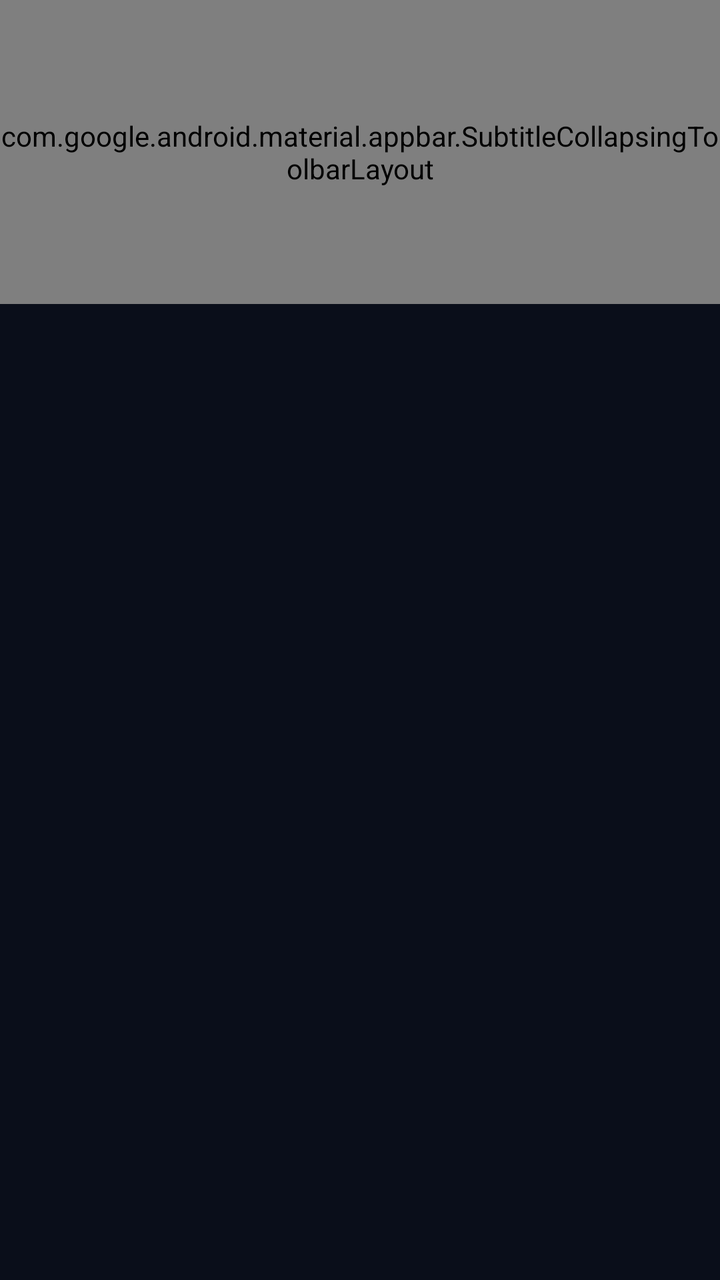
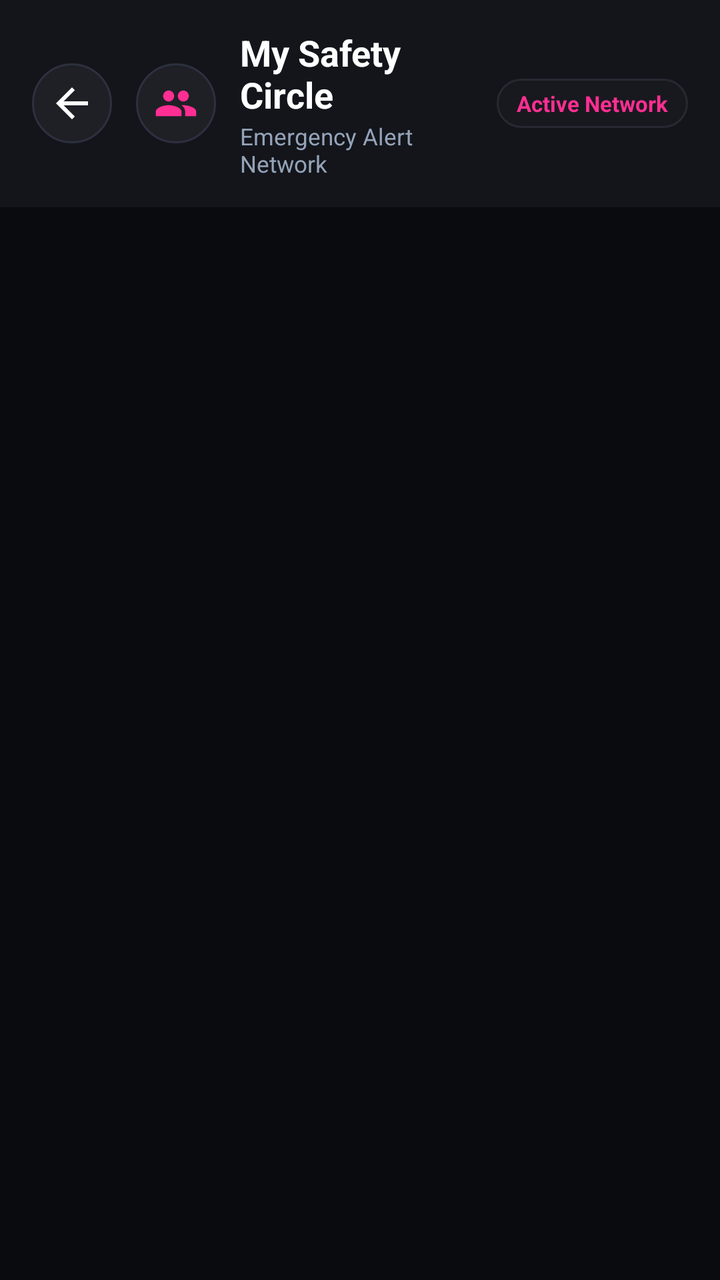

Two renders of the same Android screen: before a commit and after it. Below are the layout's source before the change and the commit's diff.
<!-- AndroidManifest.xml: application theme Theme.SheGuard -->
<!-- res/layout/fragment_contacts.xml -->
<?xml version="1.0" encoding="utf-8"?>
<androidx.coordinatorlayout.widget.CoordinatorLayout xmlns:android="http://schemas.android.com/apk/res/android"
    xmlns:app="http://schemas.android.com/apk/res-auto"
    xmlns:tools="http://schemas.android.com/tools"
    android:layout_width="match_parent"
    android:layout_height="match_parent"
    android:background="#0A0E1A"
    android:clipChildren="false"
    android:fitsSystemWindows="true"
    tools:context=".ui.fragment.ContactsFragment">

    <androidx.core.widget.NestedScrollView
        android:layout_width="match_parent"
        android:layout_height="match_parent"
        android:fillViewport="true"
        app:layout_behavior="com.google.android.material.appbar.AppBarLayout$ScrollingViewBehavior">

        <LinearLayout
            android:layout_width="match_parent"
            android:layout_height="wrap_content"
            android:orientation="vertical">

            <androidx.recyclerview.widget.RecyclerView
                android:id="@+id/recyclerView"
                android:layout_width="match_parent"
                android:layout_height="wrap_content"
                android:nestedScrollingEnabled="false"
                android:clipToPadding="false" />

            
            <LinearLayout
                android:id="@+id/tv_empty_list"
                android:layout_width="match_parent"
                android:layout_height="wrap_content"
                android:layout_marginTop="8dp"
                android:layout_marginBottom="48dp"
                android:gravity="center"
                android:orientation="vertical"
                android:paddingHorizontal="24dp"
                android:paddingVertical="20dp"
                android:visibility="gone">

                <TextView
                    android:layout_width="wrap_content"
                    android:layout_height="wrap_content"
                    android:text="🌸"
                    android:textSize="32sp" />

                <TextView
                    android:layout_width="wrap_content"
                    android:layout_height="wrap_content"
                    android:layout_marginTop="8dp"
                    android:text="Your Safety Circle is Empty"
                    android:textColor="#FFFFFF"
                    android:textSize="15sp"
                    android:textStyle="bold" />

                <TextView
                    android:layout_width="wrap_content"
                    android:layout_height="wrap_content"
                    android:layout_marginTop="4dp"
                    android:gravity="center"
                    android:text="Choose from your phone contacts or add trusted family above so you are never alone in an emergency."
                    android:textColor="#94A3B8"
                    android:textSize="12.5sp" />
            </LinearLayout>

        </LinearLayout>
    </androidx.core.widget.NestedScrollView>

    <include
        android:id="@+id/header"
        layout="@layout/view_header_expandable" />

</androidx.coordinatorlayout.widget.CoordinatorLayout>
<!-- res/layout/view_header_expandable.xml (included above) -->
<?xml version="1.0" encoding="utf-8"?>
<com.google.android.material.appbar.AppBarLayout xmlns:android="http://schemas.android.com/apk/res/android"
    xmlns:app="http://schemas.android.com/apk/res-auto"
    xmlns:tools="http://schemas.android.com/tools"
    android:id="@+id/appBarLayout"
    android:layout_width="match_parent"
    android:layout_height="wrap_content"
    android:background="@android:color/transparent"
    android:fitsSystemWindows="true"
    app:liftOnScroll="true">

    <com.google.android.material.appbar.SubtitleCollapsingToolbarLayout
        android:id="@+id/collapsing_toolbar"
        android:layout_width="match_parent"
        android:layout_height="?attr/collapsingToolbarLayoutLargeSize"
        app:collapsedSubtitleTextAppearance="@style/Toolbar.SubTitleText.Collapsed"
        app:collapsedSubtitleTextColor="@color/text_color_secondary"
        app:collapsedTitleTextAppearance="@style/Toolbar.TitleText.Collapsed"
        app:collapsedTitleTextColor="@color/text_color_primary"
        app:contentScrim="?attr/colorSurfaceContainer"
        app:expandedSubtitleTextAppearance="@style/Toolbar.SubTitleText.Expanded"
        app:expandedTitleMarginBottom="16dp"
        app:expandedTitleMarginEnd="24dp"
        app:expandedTitleMarginStart="24dp"
        app:expandedTitleTextAppearance="@style/Toolbar.TitleText.Expanded"
        app:forceApplySystemWindowInsetTop="true"
        app:layout_scrollFlags="scroll|snap|exitUntilCollapsed"
        app:scrimAnimationDuration="300"
        app:statusBarScrim="@null"
        app:subtitle="@string/app_moto"
        app:title="@string/app_name">

        <com.google.android.material.appbar.MaterialToolbar
            android:id="@+id/toolbar"
            android:layout_width="match_parent"
            android:layout_height="?attr/actionBarSize"
            android:paddingEnd="24dp"
            app:contentInsetStartWithNavigation="0dp"
            app:layout_collapseMode="pin"
            app:maxLines="1"
            app:navigationIconTint="?attr/colorOnSurface"
            app:popupTheme="@style/Theme.SheGuard"
            app:subtitle="@string/app_moto"
            app:title="@string/app_name"
            app:titleTextAppearance="@style/Toolbar.TitleText"
            app:titleTextEllipsize="end"
            tools:ignore="RtlSymmetry" />

    </com.google.android.material.appbar.SubtitleCollapsingToolbarLayout>
</com.google.android.material.appbar.AppBarLayout>
<!-- resources referenced by this layout -->
<resources>
  <string name="app_moto">Your safety in your hands</string>
  <string name="app_name" translatable="false">GuardianAI</string>
  <style name="Theme.SheGuard" parent="Base.Theme.SheGuard" />
  <style name="Toolbar.SubTitleText.Collapsed" parent="TextAppearance.Material3.BodySmall">
          <item name="android:textSize">14sp</item>
          <item name="android:textColor">@color/text_color_secondary</item>
      </style>
  <style name="Toolbar.SubTitleText.Expanded" parent="TextAppearance.Material3.BodyMedium">
          <item name="android:textSize">16sp</item>
          <item name="android:textColor">@color/text_color_secondary</item>
      </style>
  <style name="Toolbar.TitleText" parent="TextAppearance.Material3.TitleLarge" />
  <style name="Toolbar.TitleText.Collapsed" parent="TextAppearance.Material3.TitleMedium">
          <item name="android:textSize">22sp</item>
          <item name="android:textColor">@color/text_color_primary</item>
      </style>
  <style name="Toolbar.TitleText.Expanded" parent="TextAppearance.Material3.TitleLarge">
          <item name="android:textSize">40sp</item>
          <item name="android:textColor">@color/text_color_primary</item>
      </style>
  <color name="accent_pink">#FF2E93</color>
  <color name="colorPrimaryDark">#D81173</color>
  <color name="colorPinkSubtle">#26FF2E93</color>
  <color name="surface_background">#F8FAFC</color>
  <color name="surface_card">#FFFFFF</color>
  <color name="textColorPrimary">#0F172A</color>
  <color name="color_surface_variant">#F1F5F9</color>
  <color name="textColorSecondary">#64748B</color>
  <style name="Widget.SheGuard.RadioButton.Pink" parent="Widget.MaterialComponents.CompoundButton.RadioButton">
          <item name="materialThemeOverlay">@style/ThemeOverlay.SheGuard.RadioButton.Pink</item>
      </style>
  <style name="Widget.SheGuard.Switch.Pink" parent="Widget.Material3.CompoundButton.MaterialSwitch">
          <item name="thumbTint">@color/accent_pink</item>
      </style>
  <style name="Widget.SheGuard.Checkbox.Pink" parent="Widget.Material3.CompoundButton.CheckBox">
          <item name="buttonTint">@color/accent_pink</item>
      </style>
  <style name="ThemeOverlay.SheGuard.RadioButton.Pink" parent="">
          <item name="colorOnSurface">@color/accent_pink</item>
          <item name="colorSecondary">@color/accent_pink</item>
      </style>
  <!-- unchanged entries left out for length: 1 -->
</resources>

<!-- the commit's change to res/layout/fragment_contacts.xml (unified diff, before → after) -->
@@ -1,19 +1,97 @@
 <?xml version="1.0" encoding="utf-8"?>
-<androidx.coordinatorlayout.widget.CoordinatorLayout xmlns:android="http://schemas.android.com/apk/res/android"
+<LinearLayout xmlns:android="http://schemas.android.com/apk/res/android"
     xmlns:app="http://schemas.android.com/apk/res-auto"
     xmlns:tools="http://schemas.android.com/tools"
+    android:id="@+id/layout_contacts_root"
     android:layout_width="match_parent"
     android:layout_height="match_parent"
-    android:background="#0A0E1A"
-    android:clipChildren="false"
+    android:background="#0A0B0E"
+    android:orientation="vertical"
     android:fitsSystemWindows="true"
     tools:context=".ui.fragment.ContactsFragment">
 
+    
+    <LinearLayout
+        android:id="@+id/card_contacts_header"
+        android:layout_width="match_parent"
+        android:layout_height="wrap_content"
+        android:background="#13151B"
+        android:orientation="horizontal"
+        android:gravity="center_vertical"
+        android:paddingStart="16dp"
+        android:paddingEnd="16dp"
+        android:paddingTop="14dp"
+        android:paddingBottom="14dp">
+
+        <ImageButton
+            android:id="@+id/btn_back"
+            android:layout_width="40dp"
+            android:layout_height="40dp"
+            android:background="@drawable/bg_circle_info"
+            android:src="@drawable/ic_arrow_back"
+            app:tint="#FFFFFF"
+            android:contentDescription="Back" />
+
+        <FrameLayout
+            android:layout_width="40dp"
+            android:layout_height="40dp"
+            android:layout_marginStart="12dp"
+            android:background="@drawable/bg_circle_info">
+
+            <ImageView
+                android:layout_width="22dp"
+                android:layout_height="22dp"
+                android:layout_gravity="center"
+                android:src="@drawable/ic_my_circle_people"
+                app:tint="?attr/themeAccent"
+                android:contentDescription="My Circle" />
+        </FrameLayout>
+
+        <LinearLayout
+            android:layout_width="0dp"
+            android:layout_height="wrap_content"
+            android:layout_marginStart="12dp"
+            android:layout_weight="1"
+            android:orientation="vertical">
+
+            <TextView
+                android:layout_width="wrap_content"
+                android:layout_height="wrap_content"
+                android:text="My Safety Circle"
+                android:textColor="#FFFFFF"
+                android:textSize="18sp"
+                android:textStyle="bold" />
+
+            <TextView
+                android:layout_width="wrap_content"
+                android:layout_height="wrap_content"
+                android:layout_marginTop="1dp"
+                android:text="Emergency Alert Network"
+                android:textColor="#94A3B8"
+                android:textSize="11.5sp" />
+        </LinearLayout>
+
+        <TextView
+            android:id="@+id/tv_circle_count_badge"
+            android:layout_width="wrap_content"
+            android:layout_height="wrap_content"
+            android:background="@drawable/bg_monogram_badge"
+            android:paddingStart="10dp"
+            android:paddingEnd="10dp"
+            android:paddingTop="5dp"
+            android:paddingBottom="5dp"
+            android:text="Active Network"
+            android:textColor="?attr/themeAccent"
+            android:textSize="11sp"
+            android:textStyle="bold" />
+    </LinearLayout>
+
     <androidx.core.widget.NestedScrollView
         android:layout_width="match_parent"
-        android:layout_height="match_parent"
+        android:layout_height="0dp"
+        android:layout_weight="1"
         android:fillViewport="true"
-        app:layout_behavior="com.google.android.material.appbar.AppBarLayout$ScrollingViewBehavior">
+        android:overScrollMode="never">
 
         <LinearLayout
             android:layout_width="match_parent"
@@ -32,34 +110,43 @@
                 android:id="@+id/tv_empty_list"
                 android:layout_width="match_parent"
                 android:layout_height="wrap_content"
-                android:layout_marginTop="8dp"
+                android:layout_marginTop="16dp"
                 android:layout_marginBottom="48dp"
                 android:gravity="center"
                 android:orientation="vertical"
                 android:paddingHorizontal="24dp"
-                android:paddingVertical="20dp"
+                android:paddingVertical="24dp"
                 android:visibility="gone">
+
+                <FrameLayout
+                    android:layout_width="56dp"
+                    android:layout_height="56dp"
+                    android:background="@drawable/bg_circle_info">
+
+                    <ImageView
+                        android:layout_width="28dp"
+                        android:layout_height="28dp"
+                        android:layout_gravity="center"
+                        android:src="@drawable/ic_my_circle_people"
+                        app:tint="#94A3B8"
+                        android:contentDescription="Empty Circle" />
+                </FrameLayout>
 
                 <TextView
                     android:layout_width="wrap_content"
                     android:layout_height="wrap_content"
-                    android:text="🌸"
-                    android:textSize="32sp" />
-
-                <TextView
-                    android:layout_width="wrap_content"
-                    android:layout_height="wrap_content"
-                    android:layout_marginTop="8dp"
+                    android:layout_marginTop="14dp"
                     android:text="Your Safety Circle is Empty"
                     android:textColor="#FFFFFF"
-                    android:textSize="15sp"
+                    android:textSize="15.5sp"
                     android:textStyle="bold" />
 
                 <TextView
                     android:layout_width="wrap_content"
                     android:layout_height="wrap_content"
-                    android:layout_marginTop="4dp"
+                    android:layout_marginTop="6dp"
                     android:gravity="center"
+                    android:lineSpacingExtra="2dp"
                     android:text="Choose from your phone contacts or add trusted family above so you are never alone in an emergency."
                     android:textColor="#94A3B8"
                     android:textSize="12.5sp" />
@@ -68,59 +155,4 @@
         </LinearLayout>
     </androidx.core.widget.NestedScrollView>
 
-    <include
-        android:id="@+id/header"
-        layout="@layout/view_header_expandable" />
-
-</androidx.coordinatorlayout.widget.CoordinatorLayout>
-<!-- res/layout/view_header_expandable.xml (included above) -->
-<?xml version="1.0" encoding="utf-8"?>
-<com.google.android.material.appbar.AppBarLayout xmlns:android="http://schemas.android.com/apk/res/android"
-    xmlns:app="http://schemas.android.com/apk/res-auto"
-    xmlns:tools="http://schemas.android.com/tools"
-    android:id="@+id/appBarLayout"
-    android:layout_width="match_parent"
-    android:layout_height="wrap_content"
-    android:background="@android:color/transparent"
-    android:fitsSystemWindows="true"
-    app:liftOnScroll="true">
-
-    <com.google.android.material.appbar.SubtitleCollapsingToolbarLayout
-        android:id="@+id/collapsing_toolbar"
-        android:layout_width="match_parent"
-        android:layout_height="?attr/collapsingToolbarLayoutLargeSize"
-        app:collapsedSubtitleTextAppearance="@style/Toolbar.SubTitleText.Collapsed"
-        app:collapsedSubtitleTextColor="@color/text_color_secondary"
-        app:collapsedTitleTextAppearance="@style/Toolbar.TitleText.Collapsed"
-        app:collapsedTitleTextColor="@color/text_color_primary"
-        app:contentScrim="?attr/colorSurfaceContainer"
-        app:expandedSubtitleTextAppearance="@style/Toolbar.SubTitleText.Expanded"
-        app:expandedTitleMarginBottom="16dp"
-        app:expandedTitleMarginEnd="24dp"
-        app:expandedTitleMarginStart="24dp"
-        app:expandedTitleTextAppearance="@style/Toolbar.TitleText.Expanded"
-        app:forceApplySystemWindowInsetTop="true"
-        app:layout_scrollFlags="scroll|snap|exitUntilCollapsed"
-        app:scrimAnimationDuration="300"
-        app:statusBarScrim="@null"
-        app:subtitle="@string/app_moto"
-        app:title="@string/app_name">
-
-        <com.google.android.material.appbar.MaterialToolbar
-            android:id="@+id/toolbar"
-            android:layout_width="match_parent"
-            android:layout_height="?attr/actionBarSize"
-            android:paddingEnd="24dp"
-            app:contentInsetStartWithNavigation="0dp"
-            app:layout_collapseMode="pin"
-            app:maxLines="1"
-            app:navigationIconTint="?attr/colorOnSurface"
-            app:popupTheme="@style/Theme.SheGuard"
-            app:subtitle="@string/app_moto"
-            app:title="@string/app_name"
-            app:titleTextAppearance="@style/Toolbar.TitleText"
-            app:titleTextEllipsize="end"
-            tools:ignore="RtlSymmetry" />
-
-    </com.google.android.material.appbar.SubtitleCollapsingToolbarLayout>
-</com.google.android.material.appbar.AppBarLayout>
+</LinearLayout>
<!-- resource entries referenced after the edit -->
@@ -1,25 +1,50 @@
 <!-- resources referenced by this layout -->
 <resources>
-  <string name="app_moto">Your safety in your hands</string>
-  <string name="app_name" translatable="false">GuardianAI</string>
+  <!-- drawable bg_circle_info (drawable) -->
+  <?xml version="1.0" encoding="utf-8"?>
+  <shape xmlns:android="http://schemas.android.com/apk/res/android"
+      android:shape="oval">
+      <solid android:color="#1F2026" />
+      <size
+          android:width="40dp"
+          android:height="40dp" />
+      <stroke
+          android:width="1dp"
+          android:color="#2D303E" />
+  </shape>
+  <!-- drawable bg_monogram_badge (drawable) -->
+  <?xml version="1.0" encoding="utf-8"?>
+  <shape xmlns:android="http://schemas.android.com/apk/res/android"
+      android:shape="rectangle">
+      <solid android:color="#18191E" />
+      <corners android:radius="18dp" />
+      <stroke
+          android:width="1dp"
+          android:color="#272832" />
+  </shape>
+  <!-- drawable ic_arrow_back (drawable) -->
+  <vector xmlns:android="http://schemas.android.com/apk/res/android"
+      android:width="24dp"
+      android:height="24dp"
+      android:autoMirrored="true"
+      android:tint="#FFFFFF"
+      android:viewportWidth="24"
+      android:viewportHeight="24">
+      <path
+          android:fillColor="@android:color/white"
+          android:pathData="M20,11H7.83l5.59,-5.59L12,4l-8,8 8,8 1.41,-1.41L7.83,13H20v-2z" />
+  </vector>
+  <!-- drawable ic_my_circle_people (drawable) -->
+  <vector xmlns:android="http://schemas.android.com/apk/res/android"
+      android:width="24dp"
+      android:height="24dp"
+      android:viewportWidth="24"
+      android:viewportHeight="24">
+      <path
+          android:fillColor="#7C3AED"
+          android:pathData="M16,11c1.66,0 2.99,-1.34 2.99,-3S17.66,5 16,5c-1.66,0 -3,1.34 -3,3s1.34,3 3,3zM8,11c1.66,0 2.99,-1.34 2.99,-3S9.66,5 8,5C6.34,5 5,6.34 5,8s1.34,3 3,3zM8,13c-2.33,0 -7,1.17 -7,3.5V19h14v-2.5c0,-2.33 -4.67,-3.5 -7,-3.5zM16,13c-0.29,0 -0.62,0.02 -0.97,0.05 1.16,0.84 1.97,1.97 1.97,3.45V19h6v-2.5c0,-2.33 -4.67,-3.5 -7,-3.5z"/>
+  </vector>
   <style name="Theme.SheGuard" parent="Base.Theme.SheGuard" />
-  <style name="Toolbar.SubTitleText.Collapsed" parent="TextAppearance.Material3.BodySmall">
-          <item name="android:textSize">14sp</item>
-          <item name="android:textColor">@color/text_color_secondary</item>
-      </style>
-  <style name="Toolbar.SubTitleText.Expanded" parent="TextAppearance.Material3.BodyMedium">
-          <item name="android:textSize">16sp</item>
-          <item name="android:textColor">@color/text_color_secondary</item>
-      </style>
-  <style name="Toolbar.TitleText" parent="TextAppearance.Material3.TitleLarge" />
-  <style name="Toolbar.TitleText.Collapsed" parent="TextAppearance.Material3.TitleMedium">
-          <item name="android:textSize">22sp</item>
-          <item name="android:textColor">@color/text_color_primary</item>
-      </style>
-  <style name="Toolbar.TitleText.Expanded" parent="TextAppearance.Material3.TitleLarge">
-          <item name="android:textSize">40sp</item>
-          <item name="android:textColor">@color/text_color_primary</item>
-      </style>
   <color name="accent_pink">#FF2E93</color>
   <color name="colorPrimaryDark">#D81173</color>
   <color name="colorPinkSubtle">#26FF2E93</color>
